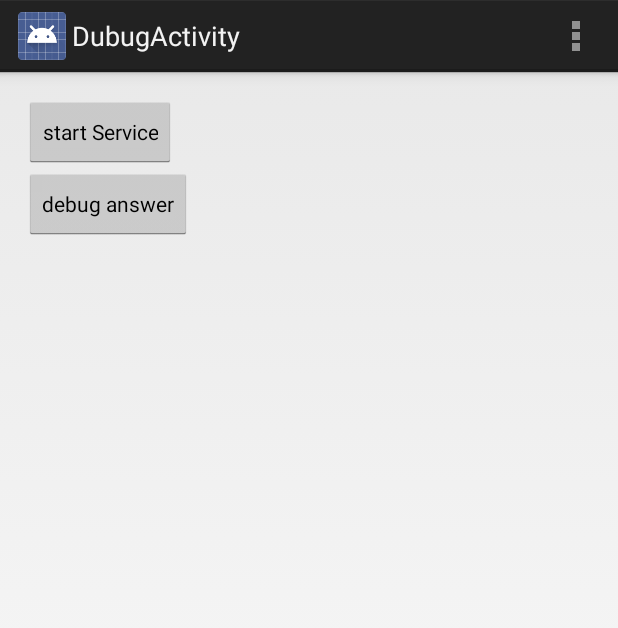
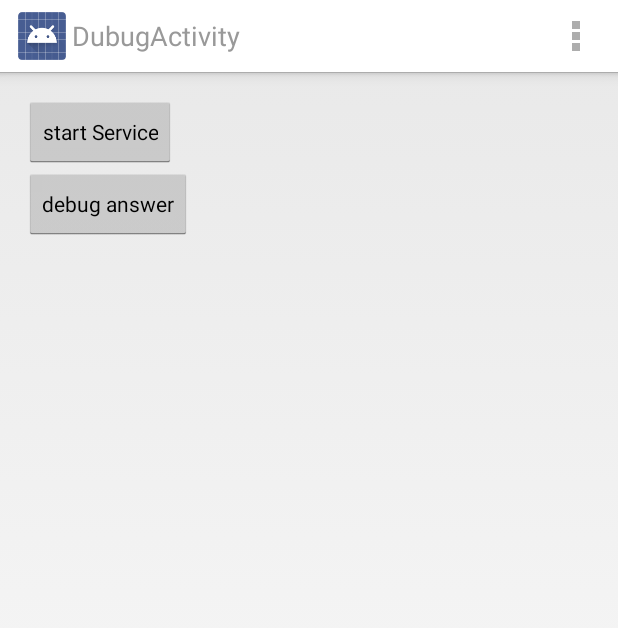
Before and after one commit to yuruga/QBomb-Android, an Android app: the screen it shows after launch (DubugActivity), on a phone screen of 412 x 824 dp. Shown: the top 628 px of the screen. Run offline under Robolectric (Android 15) with nearby library versions, the phone set to English and light mode, and no system bars; 2 statements that could not run were skipped.

Commit message:
no message

```diff
--- a/AndTinder/src/main/AndroidManifest.xml
+++ b/AndTinder/src/main/AndroidManifest.xml
@@ -9,6 +9,8 @@
     <application
         android:label="@string/app_name"
         android:icon="@drawable/ic_launcher"
+
+
 >
 
     </application>
--- a/app/src/main/java/jp/yuruga/qbomb/GeofenceService.java
+++ b/app/src/main/java/jp/yuruga/qbomb/GeofenceService.java
@@ -160,11 +160,11 @@ public class GeofenceService extends Service implements LocationListener {
     {
         //main notification
         NotificationCompat.Builder notifBulder = new NotificationCompat.Builder(this)
-                .setContentTitle("タイトル")
-                .setContentText("from hogehoge")
+                .setContentTitle("Chotto")
+                .setContentText("You have a new Enquete.")
                 .setSound(Uri.parse("android.resource://jp.mdnht.drawmessenger/raw/yo"))
                 .setDefaults(Notification.DEFAULT_VIBRATE | Notification.DEFAULT_LIGHTS)
-                .setSmallIcon(R.drawable.common_signin_btn_icon_dark);
+                .setSmallIcon(R.drawable.icon);
 
 
         // Create an intent for the reply action
--- a/app/src/main/res/values/strings.xml
+++ b/app/src/main/res/values/strings.xml
@@ -1,7 +1,7 @@
 <?xml version="1.0" encoding="utf-8"?>
 <resources>
 
-    <string name="app_name">qbomb</string>
+    <string name="app_name">Chotto</string>
     <string name="hello_world">Hello world!</string>
     <string name="action_settings">Settings</string>
     <string name="title_activity_question">QuestionActivity</string>
--- a/app/src/main/res/values/styles.xml
+++ b/app/src/main/res/values/styles.xml
@@ -1,8 +1,6 @@
 <resources>
 
     <!-- Base application theme. -->
-    <style name="AppTheme" parent="android:Theme.Holo.Light.DarkActionBar">
-        <!-- Customize your theme here. -->
-    </style>
+
 
 </resources>
--- /dev/null
+++ b/app/src/main/res/values/themes.xml
@@ -0,0 +1,20 @@
+<?xml version="1.0" encoding="utf-8"?>
+<resources>
+    <style name="AppTheme" parent="android:Theme.Holo.Light">
+        <item name="android:actionBarStyle">@style/ChottoActionBar</item>
+
+    </style>
+
+    <!-- ActionBar styles -->
+    <style name="ChottoActionBar"
+        parent="@android:style/Widget.Holo.Light.ActionBar.Solid.Inverse">
+        <item name="android:background">@android:color/white</item>
+        <item name="android:titleTextStyle">@style/ChottoActionBarTitleText</item>
+    </style>
+
+    <!-- ActionBar title text -->
+    <style name="ChottoActionBarTitleText"
+        parent="@android:style/TextAppearance.Holo.Widget.ActionBar.Title">
+        <item name="android:textColor">@color/gray</item>
+    </style>
+</resources>
```
Also changed, not shown: app/build.gradle (+0 -7 lines), app/src/main/java/jp/yuruga/qbomb/AnswerActivity.java (+5 -4 lines), app/libs/unirest-java-1.3.20.jar (deleted), app/src/main/res/drawable-hdpi/_ic_launcher.png (added), app/src/main/res/drawable-hdpi/icon.png (added), app/src/main/res/drawable-mdpi/ic_launcher.png, app/src/main/res/drawable-xhdpi/ic_launcher.png, app/src/main/res/drawable-xxhdpi/ic_launcher.png, 1 other file.
